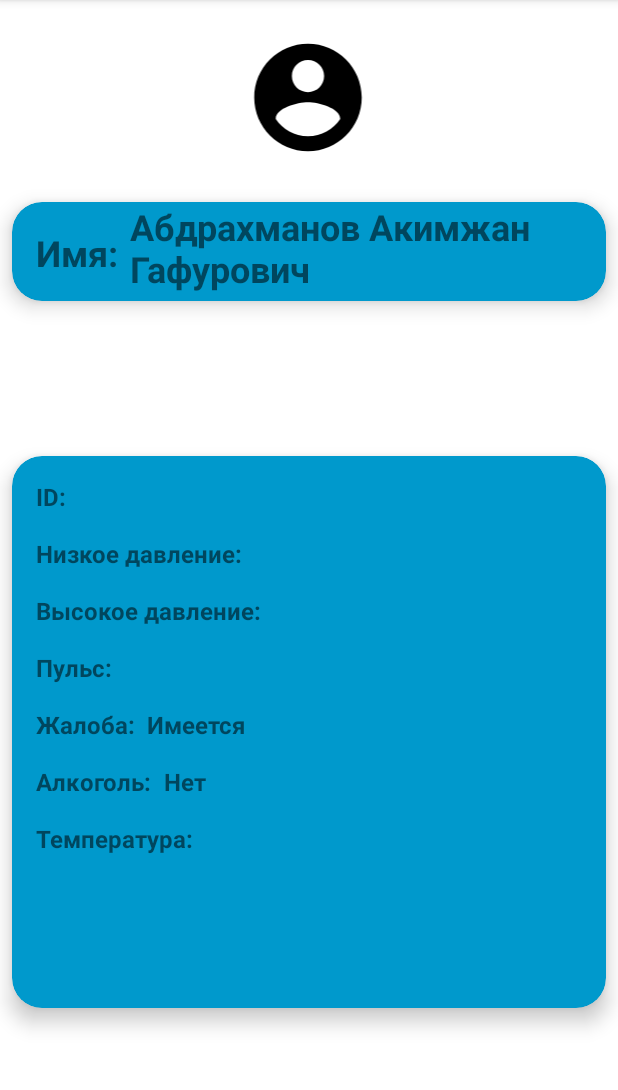
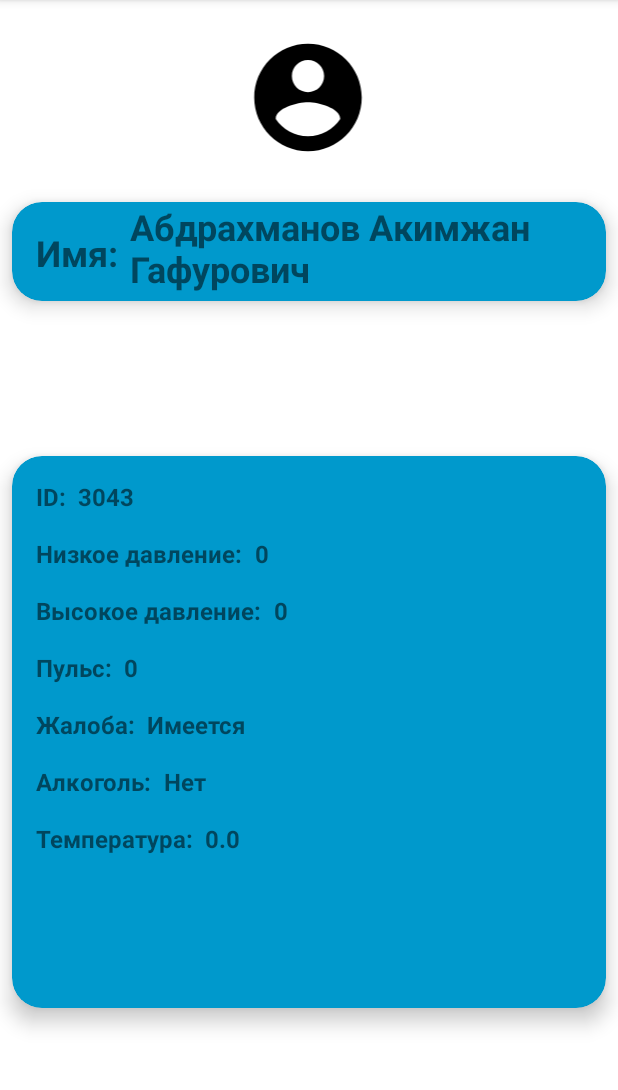
Before and after one commit to DisneoQWE/AndroidAppPersonalControl, an Android app: the screen it shows after launch (ItemActivity), after a tap on "Абдрахманов Акимжан Гафурович", on a phone screen of 412 x 824 dp, the part 84-1174 px from its top. Run offline under Robolectric (Android 15) with nearby library versions, the phone set to English and light mode, and no system bars.

Commit message:
фикс багов где не выводились данные интов

```diff
--- a/app/src/main/java/com/example/statepersonalcontrolapp/ItemActivity.java
+++ b/app/src/main/java/com/example/statepersonalcontrolapp/ItemActivity.java
@@ -13,13 +13,13 @@ public class ItemActivity extends AppCompatActivity {
         setContentView(R.layout.activity_item);
 
         String name = getIntent().getStringExtra("NAME");
-        String id = getIntent().getStringExtra("ID");
-        String lowPressure = getIntent().getStringExtra("LOW_PRESSURE");
-        String topPressure = getIntent().getStringExtra("TOP_PRESSURE");
-        String pulse = getIntent().getStringExtra("PULSE");
+        Integer id = getIntent().getIntExtra("ID", 0);
+        Integer lowPressure = getIntent().getIntExtra("LOW_PRESSURE", 0);
+        Integer topPressure = getIntent().getIntExtra("TOP_PRESSURE", 0);
+        Integer pulse = getIntent().getIntExtra("PULSE", 0);
         String report = getIntent().getStringExtra("REPORT");
         String alcohol = getIntent().getStringExtra("ALCOHOL");
-        String temperature = getIntent().getStringExtra("TEMPERATURE");
+        Double temperature = getIntent().getDoubleExtra("TEMPERATURE", 0);
 
         TextView nameTextView = findViewById(R.id.name);
         TextView idTextView = findViewById(R.id.id);
@@ -31,12 +31,12 @@ public class ItemActivity extends AppCompatActivity {
         TextView temperatureTextView = findViewById(R.id.temperature);
 
         nameTextView.setText(name);
-        idTextView.setText(id);
-        lowPressureTextView.setText(lowPressure);
-        topPressureTextView.setText(topPressure);
-        pulseTextView.setText(pulse);
+        idTextView.setText(id.toString());
+        lowPressureTextView.setText(lowPressure.toString());
+        topPressureTextView.setText(topPressure.toString());
+        pulseTextView.setText(pulse.toString());
         reportTextView.setText(report);
         alcoholTextView.setText(alcohol);
-        temperatureTextView.setText(temperature);
+        temperatureTextView.setText(temperature.toString());
     }
 }
--- a/app/src/main/java/com/example/statepersonalcontrolapp/MainActivity.java
+++ b/app/src/main/java/com/example/statepersonalcontrolapp/MainActivity.java
@@ -29,26 +29,28 @@ public class MainActivity extends AppCompatActivity implements RecyclerViewInter
     }
 
     private void setUpEmployee(){
-        String employeeList[] = getResources().getStringArray(R.array.employeeList);
+        String[] employeeList = getResources().getStringArray(R.array.employeeList);
         System.out.println("employeeList length: "+ employeeList.length);
-        int[] idList = getResources().getIntArray(R.array.idList);
+        String[] idList = getResources().getStringArray(R.array.idList);
         System.out.println("id list : "+ idList.length);
-        String reportList[] = getResources().getStringArray(R.array.reportList);
+        String[] reportList = getResources().getStringArray(R.array.reportList);
         System.out.println(reportList.length);
-        int[] lowPressureList = getResources().getIntArray(R.array.lowPressureList);
+        String[] lowPressureList = getResources().getStringArray(R.array.lowPressureList);
         System.out.println(lowPressureList.length);
-        int[] topPressureList =getResources().getIntArray(R.array.topPressureList);
+        String[] topPressureList = getResources().getStringArray(R.array.topPressureList);
         System.out.println(topPressureList.length);
-        int[] pulseList = getResources().getIntArray(R.array.pulseList);
+        String[] pulseList = getResources().getStringArray(R.array.pulseList);
         System.out.println(pulseList.length);
-        String alcoholList[] = getResources().getStringArray(R.array.alcoholList);
+        String[] alcoholList = getResources().getStringArray(R.array.alcoholList);
         System.out.println(alcoholList.length);
         String[] tempature = getResources().getStringArray(R.array.temperatureList);
         System.out.println(tempature.length);
 
         for(int i = 0; i<employeeList.length;i++){
-            employeeLinkedList.add(new Employee(employeeList[i], R.drawable.ic_baseline_account_circle_24, idList[i], lowPressureList[i],
-                    topPressureList[i], pulseList[i], reportList[i], alcoholList[i], Double.parseDouble(tempature[i])));
+            employeeLinkedList.add(new Employee(employeeList[i], R.drawable.ic_baseline_account_circle_24,
+                    Integer.parseInt(idList[i]), Integer.parseInt(lowPressureList[i]),
+                    Integer.parseInt(topPressureList[i]), Integer.parseInt(pulseList[i]),
+                    reportList[i], alcoholList[i], Double.parseDouble(tempature[i])));
         }
     }
 
```
